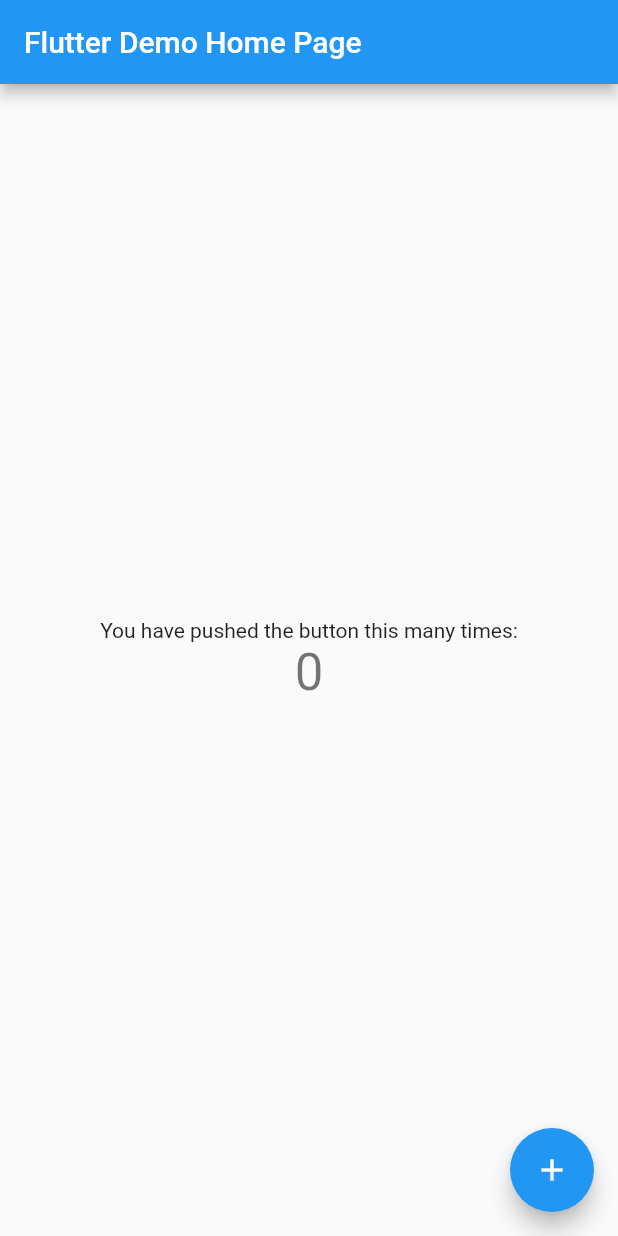
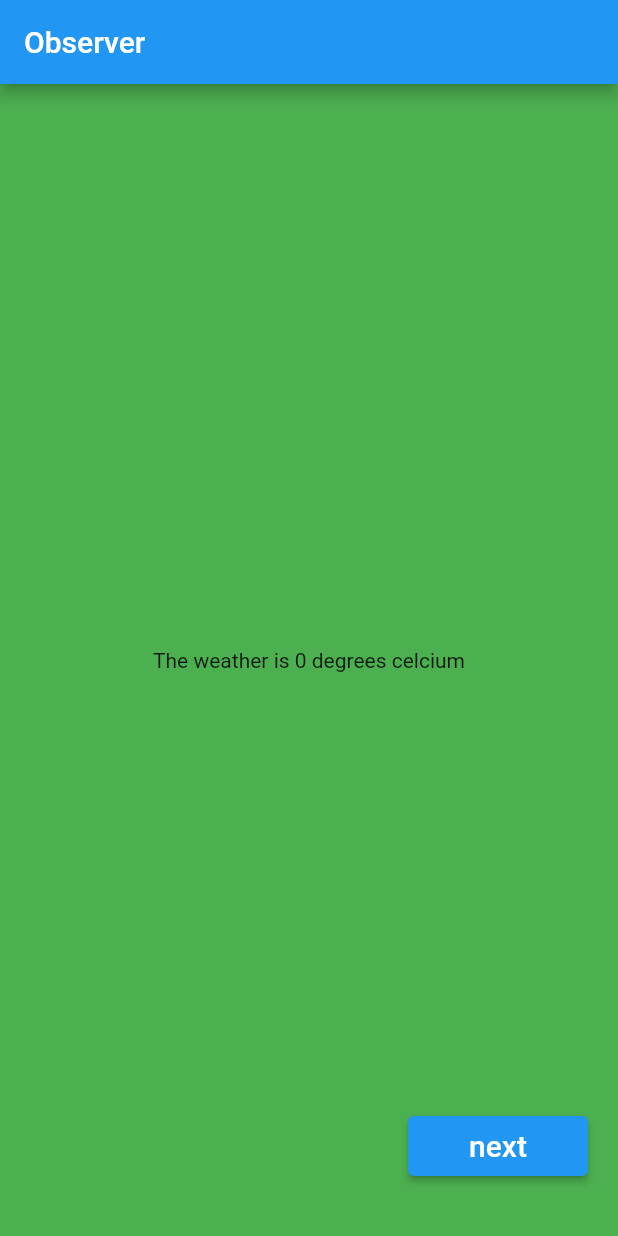
Before and after one commit to demetriusbaker/innowise-labs, a Flutter app: the screen it shows after launch, on a phone screen of 412 x 824 dp. Run offline on Flutter 3.47's test engine with Material 2 defaults, Android fonts, the light colour scheme and no system bars.

Commit message:
finish task with patterns

```diff
--- a/patterns/observer/lib/main.dart
+++ b/patterns/observer/lib/main.dart
@@ -1,115 +1,20 @@
 import 'package:flutter/material.dart';
+import 'pages/first_page.dart';
 
-void main() {
-  runApp(const MyApp());
-}
+main() => runApp(const MyApp());
 
 class MyApp extends StatelessWidget {
   const MyApp({Key? key}) : super(key: key);
 
-  // This widget is the root of your application.
   @override
   Widget build(BuildContext context) {
     return MaterialApp(
-      title: 'Flutter Demo',
+      title: 'Observer',
+      debugShowCheckedModeBanner: false,
       theme: ThemeData(
-        // This is the theme of your application.
-        //
-        // Try running your application with "flutter run". You'll see the
-        // application has a blue toolbar. Then, without quitting the app, try
-        // changing the primarySwatch below to Colors.green and then invoke
-        // "hot reload" (press "r" in the console where you ran "flutter run",
-        // or simply save your changes to "hot reload" in a Flutter IDE).
-        // Notice that the counter didn't reset back to zero; the application
-        // is not restarted.
         primarySwatch: Colors.blue,
       ),
-      home: const MyHomePage(title: 'Flutter Demo Home Page'),
+      home: const FirstPage(title: 'Observer'),
     );
   }
 }
-
-class MyHomePage extends StatefulWidget {
-  const MyHomePage({Key? key, required this.title}) : super(key: key);
-
-  // This widget is the home page of your application. It is stateful, meaning
-  // that it has a State object (defined below) that contains fields that affect
-  // how it looks.
-
-  // This class is the configuration for the state. It holds the values (in this
-  // case the title) provided by the parent (in this case the App widget) and
-  // used by the build method of the State. Fields in a Widget subclass are
-  // always marked "final".
-
-  final String title;
-
-  @override
-  State<MyHomePage> createState() => _MyHomePageState();
-}
-
-class _MyHomePageState extends State<MyHomePage> {
-  int _counter = 0;
-
-  void _incrementCounter() {
-    setState(() {
-      // This call to setState tells the Flutter framework that something has
-      // changed in this State, which causes it to rerun the build method below
-      // so that the display can reflect the updated values. If we changed
-      // _counter without calling setState(), then the build method would not be
-      // called again, and so nothing would appear to happen.
-      _counter++;
-    });
-  }
-
-  @override
-  Widget build(BuildContext context) {
-    // This method is rerun every time setState is called, for instance as done
-    // by the _incrementCounter method above.
-    //
-    // The Flutter framework has been optimized to make rerunning build methods
-    // fast, so that you can just rebuild anything that needs updating rather
-    // than having to individually change instances of widgets.
-    return Scaffold(
-      appBar: AppBar(
-        // Here we take the value from the MyHomePage object that was created by
-        // the App.build method, and use it to set our appbar title.
-        title: Text(widget.title),
-      ),
-      body: Center(
-        // Center is a layout widget. It takes a single child and positions it
-        // in the middle of the parent.
-        child: Column(
-          // Column is also a layout widget. It takes a list of children and
-          // arranges them vertically. By default, it sizes itself to fit its
-          // children horizontally, and tries to be as tall as its parent.
-          //
-          // Invoke "debug painting" (press "p" in the console, choose the
-          // "Toggle Debug Paint" action from the Flutter Inspector in Android
-          // Studio, or the "Toggle Debug Paint" command in Visual Studio Code)
-          // to see the wireframe for each widget.
-          //
-          // Column has various properties to control how it sizes itself and
-          // how it positions its children. Here we use mainAxisAlignment to
-          // center the children vertically; the main axis here is the vertical
-          // axis because Columns are vertical (the cross axis would be
-          // horizontal).
-          mainAxisAlignment: MainAxisAlignment.center,
-          children: <Widget>[
-            const Text(
-              'You have pushed the button this many times:',
-            ),
-            Text(
-              '$_counter',
-              style: Theme.of(context).textTheme.headline4,
-            ),
-          ],
-        ),
-      ),
-      floatingActionButton: FloatingActionButton(
-        onPressed: _incrementCounter,
-        tooltip: 'Increment',
-        child: const Icon(Icons.add),
-      ), // This trailing comma makes auto-formatting nicer for build methods.
-    );
-  }
-}
--- /dev/null
+++ b/patterns/observer/lib/observer/weather_observable.dart
@@ -0,0 +1,21 @@
+import 'package:observer/observer/weather_observer.dart';
+
+class Observable {
+  WeatherObserver? observer;
+
+  static final Observable _observable = Observable._internal();
+
+  factory Observable() => _observable;
+
+  Observable._internal();
+
+  void subscribe(WeatherObserver observer){
+    this.observer = observer;
+  }
+
+  void unsubscribe() {
+    observer = null;
+  }
+
+  int notify() => observer?.update() ?? 0;
+}
--- /dev/null
+++ b/patterns/observer/lib/observer/weather_observer.dart
@@ -0,0 +1,9 @@
+class WeatherObserver {
+  static final WeatherObserver _observer = WeatherObserver._internal();
+
+  factory WeatherObserver() => _observer;
+
+  WeatherObserver._internal();
+
+  int update() => DateTime.now().microsecond % 35;
+}
--- /dev/null
+++ b/patterns/observer/lib/pages/first_page.dart
@@ -0,0 +1,99 @@
+import 'dart:async';
+
+import 'package:flutter/material.dart';
+import 'package:observer/observer/weather_observable.dart';
+import 'package:observer/observer/weather_observer.dart';
+import 'second_page.dart';
+
+class FirstPage extends StatefulWidget {
+  const FirstPage({Key? key, required this.title}) : super(key: key);
+
+  final String title;
+
+  @override
+  State<FirstPage> createState() => _FirstPageState();
+}
+
+class _FirstPageState extends State<FirstPage> {
+  late WeatherObserver _observer;
+  late Observable _maker;
+
+  Stream<int>? stream;
+  StreamSubscription<int>? streamSubscription;
+
+  int celcium = 0;
+
+  @override
+  void initState() {
+    super.initState();
+    _updateValue();
+  }
+
+  @override
+  void dispose() {
+    super.dispose();
+    streamSubscription?.cancel();
+    _maker.unsubscribe();
+  }
+
+  @override
+  Widget build(BuildContext context) {
+    return Scaffold(
+      appBar: AppBar(
+        title: Text(widget.title),
+      ),
+      backgroundColor: Colors.green,
+      body: Stack(
+        children: [
+          Center(
+            child: Text('The weather is $celcium degrees celcium'),
+          ),
+          Column(
+            mainAxisAlignment: MainAxisAlignment.end,
+            children: [
+              Row(
+                mainAxisAlignment: MainAxisAlignment.end,
+                children: [
+                  Container(
+                    margin: const EdgeInsets.fromLTRB(20, 0, 20, 40),
+                    width: 120,
+                    height: 40,
+                    child: ElevatedButton(
+                      onPressed: () {
+                        Navigator.pushReplacement(
+                          context,
+                          MaterialPageRoute(
+                            builder: (context) => SecondPage(
+                              title: widget.title,
+                            ),
+                          ),
+                        );
+                      },
+                      child: const Text(
+                        'next',
+                        style: TextStyle(fontSize: 20),
+                      ),
+                    ),
+                  ),
+                ],
+              ),
+            ],
+          ),
+        ],
+      ),
+    );
+  }
+
+  void _updateValue() {
+    _observer = WeatherObserver();
+    _maker = Observable();
+    _maker.subscribe(_observer);
+
+    Duration duration = const Duration(microseconds: 5000000);
+    stream = Stream.periodic(duration, (_) => _).asBroadcastStream();
+    streamSubscription = stream?.listen((event) {
+      setState(() => celcium = _observer.update());
+      print('From the first screen. Celcium = $celcium');
+    });
+  }
+}
```
Also changed, not shown: patterns/observer/lib/pages/second_page.dart (added, +121 -0 lines), patterns/observer/lib/pages/third_page.dart (added, +99 -0 lines).
